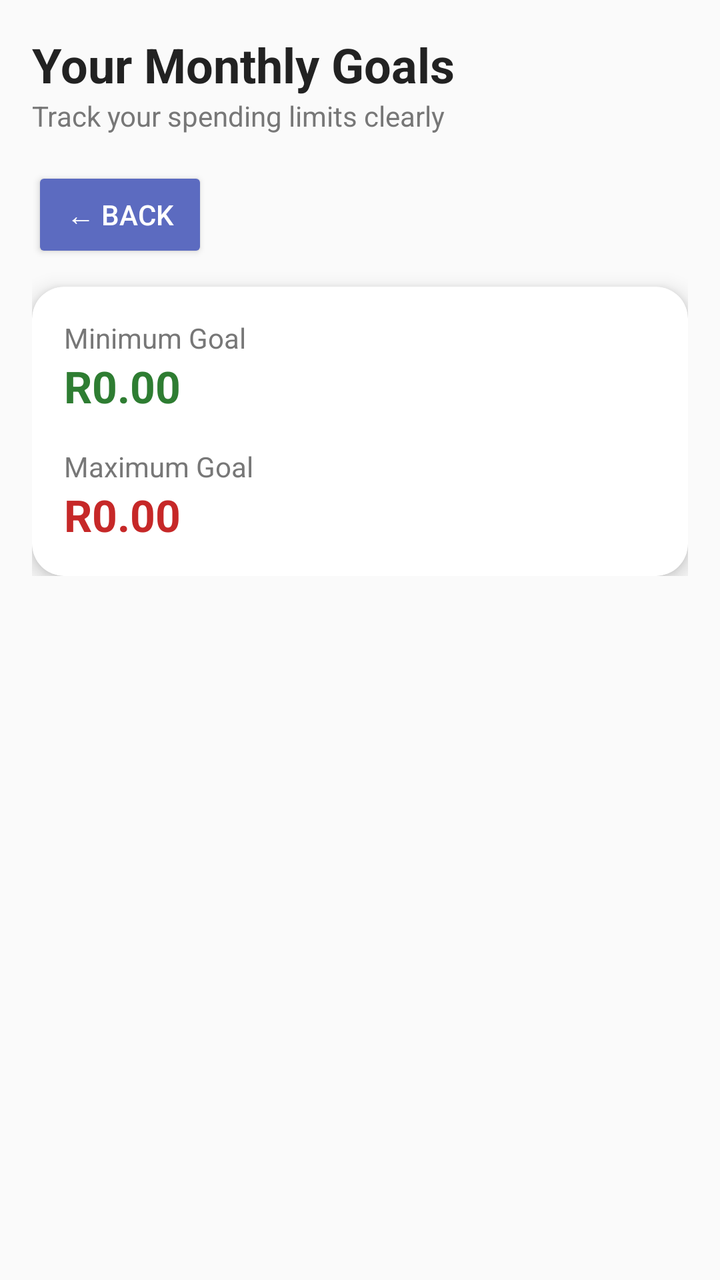
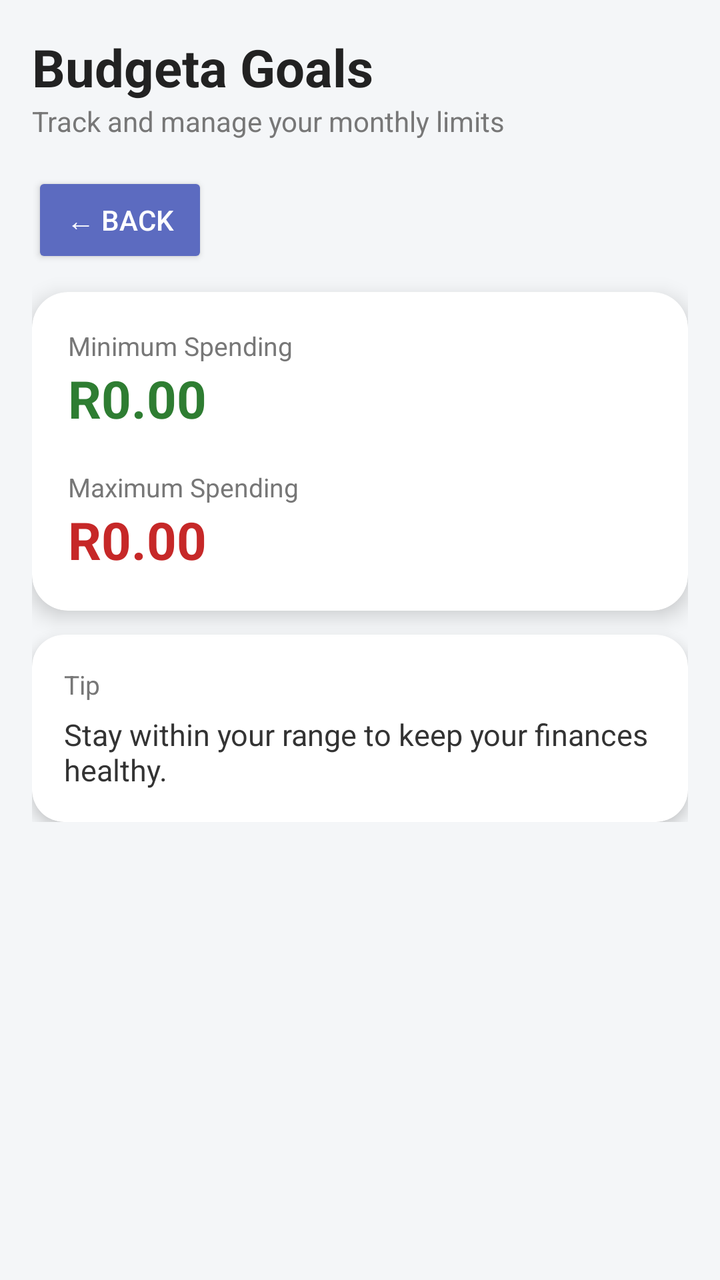

The first picture is an Android layout as it rendered before a commit; the second is the same layout after the commit. The layout source and the unified diff follow.
<!-- AndroidManifest.xml: application theme Theme.BudgetTrackerApp -->
<!-- res/layout/activity_view_goals.xml -->
<ScrollView xmlns:android="http://schemas.android.com/apk/res/android"
    xmlns:app="http://schemas.android.com/apk/res-auto"
    android:layout_width="match_parent"
    android:layout_height="match_parent">

    <LinearLayout
        android:layout_width="match_parent"
        android:layout_height="wrap_content"
        android:orientation="vertical"
        android:padding="16dp">

        
        <TextView
            android:layout_width="wrap_content"
            android:layout_height="wrap_content"
            android:text="Your Monthly Goals"
            android:textSize="24sp"
            android:textStyle="bold"
            android:textColor="#222"/>



        <TextView
            android:layout_width="wrap_content"
            android:layout_height="wrap_content"
            android:text="Track your spending limits clearly"
            android:textSize="14sp"
            android:textColor="#777"
            android:layout_marginBottom="16dp"/>

        <Button
            android:id="@+id/backBtn"
            android:layout_width="wrap_content"
            android:layout_height="wrap_content"
            android:text="← Back"
            android:backgroundTint="#5C6BC0"
            android:textColor="#FFFFFF"
            android:layout_marginBottom="12dp"/>

        
        <androidx.cardview.widget.CardView
            android:layout_width="match_parent"
            android:layout_height="wrap_content"
            app:cardCornerRadius="16dp"
            app:cardElevation="6dp">

            <LinearLayout
                android:layout_width="match_parent"
                android:layout_height="wrap_content"
                android:orientation="vertical"
                android:padding="16dp">

                
                <TextView
                    android:layout_width="wrap_content"
                    android:layout_height="wrap_content"
                    android:text="Minimum Goal"
                    android:textSize="14sp"
                    android:textColor="#777"/>

                <TextView
                    android:id="@+id/minTextView"
                    android:layout_width="wrap_content"
                    android:layout_height="wrap_content"
                    android:text="R0.00"
                    android:textSize="22sp"
                    android:textStyle="bold"
                    android:textColor="#2E7D32"
                    android:layout_marginBottom="16dp"/>

                
                <TextView
                    android:layout_width="wrap_content"
                    android:layout_height="wrap_content"
                    android:text="Maximum Goal"
                    android:textSize="14sp"
                    android:textColor="#777"/>

                <TextView
                    android:id="@+id/maxTextView"
                    android:layout_width="wrap_content"
                    android:layout_height="wrap_content"
                    android:text="R0.00"
                    android:textSize="22sp"
                    android:textStyle="bold"
                    android:textColor="#C62828"/>

            </LinearLayout>

        </androidx.cardview.widget.CardView>

    </LinearLayout>
</ScrollView>
<!-- resources referenced by this layout -->
<resources>
  <style name="Theme.BudgetTrackerApp" parent="Theme.AppCompat.Light.DarkActionBar" />
</resources>

<!-- the commit's change to res/layout/activity_view_goals.xml (unified diff, before → after) -->
@@ -1,7 +1,8 @@
 <ScrollView xmlns:android="http://schemas.android.com/apk/res/android"
     xmlns:app="http://schemas.android.com/apk/res-auto"
     android:layout_width="match_parent"
-    android:layout_height="match_parent">
+    android:layout_height="match_parent"
+    android:background="#F4F6F8">
 
     <LinearLayout
         android:layout_width="match_parent"
@@ -13,21 +14,20 @@
         <TextView
             android:layout_width="wrap_content"
             android:layout_height="wrap_content"
-            android:text="Your Monthly Goals"
-            android:textSize="24sp"
+            android:text="Budgeta Goals"
+            android:textSize="26sp"
             android:textStyle="bold"
             android:textColor="#222"/>
-
-
 
         <TextView
             android:layout_width="wrap_content"
             android:layout_height="wrap_content"
-            android:text="Track your spending limits clearly"
+            android:text="Track and manage your monthly limits"
             android:textSize="14sp"
             android:textColor="#777"
             android:layout_marginBottom="16dp"/>
 
+        
         <Button
             android:id="@+id/backBtn"
             android:layout_width="wrap_content"
@@ -41,8 +41,58 @@
         <androidx.cardview.widget.CardView
             android:layout_width="match_parent"
             android:layout_height="wrap_content"
+            app:cardCornerRadius="18dp"
+            app:cardElevation="6dp"
+            android:layout_marginBottom="12dp">
+
+            <LinearLayout
+                android:layout_width="match_parent"
+                android:layout_height="wrap_content"
+                android:orientation="vertical"
+                android:padding="18dp">
+
+                <TextView
+                    android:layout_width="wrap_content"
+                    android:layout_height="wrap_content"
+                    android:text="Minimum Spending"
+                    android:textSize="13sp"
+                    android:textColor="#777"/>
+
+                <TextView
+                    android:id="@+id/minTextView"
+                    android:layout_width="wrap_content"
+                    android:layout_height="wrap_content"
+                    android:text="R0.00"
+                    android:textSize="26sp"
+                    android:textStyle="bold"
+                    android:textColor="#2E7D32"
+                    android:layout_marginBottom="18dp"/>
+
+                <TextView
+                    android:layout_width="wrap_content"
+                    android:layout_height="wrap_content"
+                    android:text="Maximum Spending"
+                    android:textSize="13sp"
+                    android:textColor="#777"/>
+
+                <TextView
+                    android:id="@+id/maxTextView"
+                    android:layout_width="wrap_content"
+                    android:layout_height="wrap_content"
+                    android:text="R0.00"
+                    android:textSize="26sp"
+                    android:textStyle="bold"
+                    android:textColor="#C62828"/>
+
+            </LinearLayout>
+        </androidx.cardview.widget.CardView>
+
+        
+        <androidx.cardview.widget.CardView
+            android:layout_width="match_parent"
+            android:layout_height="wrap_content"
             app:cardCornerRadius="16dp"
-            app:cardElevation="6dp">
+            app:cardElevation="4dp">
 
             <LinearLayout
                 android:layout_width="match_parent"
@@ -50,43 +100,22 @@
                 android:orientation="vertical"
                 android:padding="16dp">
 
-                
                 <TextView
                     android:layout_width="wrap_content"
                     android:layout_height="wrap_content"
-                    android:text="Minimum Goal"
-                    android:textSize="14sp"
+                    android:text="Tip"
+                    android:textSize="13sp"
                     android:textColor="#777"/>
 
                 <TextView
-                    android:id="@+id/minTextView"
                     android:layout_width="wrap_content"
                     android:layout_height="wrap_content"
-                    android:text="R0.00"
-                    android:textSize="22sp"
-                    android:textStyle="bold"
-                    android:textColor="#2E7D32"
-                    android:layout_marginBottom="16dp"/>
-
-                
-                <TextView
-                    android:layout_width="wrap_content"
-                    android:layout_height="wrap_content"
-                    android:text="Maximum Goal"
-                    android:textSize="14sp"
-                    android:textColor="#777"/>
-
-                <TextView
-                    android:id="@+id/maxTextView"
-                    android:layout_width="wrap_content"
-                    android:layout_height="wrap_content"
-                    android:text="R0.00"
-                    android:textSize="22sp"
-                    android:textStyle="bold"
-                    android:textColor="#C62828"/>
+                    android:text="Stay within your range to keep your finances healthy."
+                    android:textSize="15sp"
+                    android:textColor="#333"
+                    android:layout_marginTop="6dp"/>
 
             </LinearLayout>
-
         </androidx.cardview.widget.CardView>
 
     </LinearLayout>
